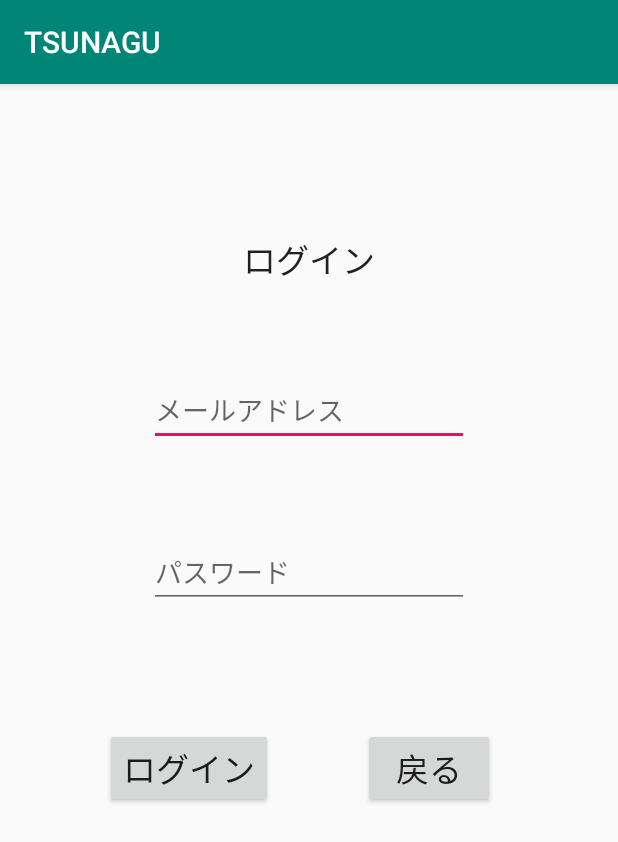
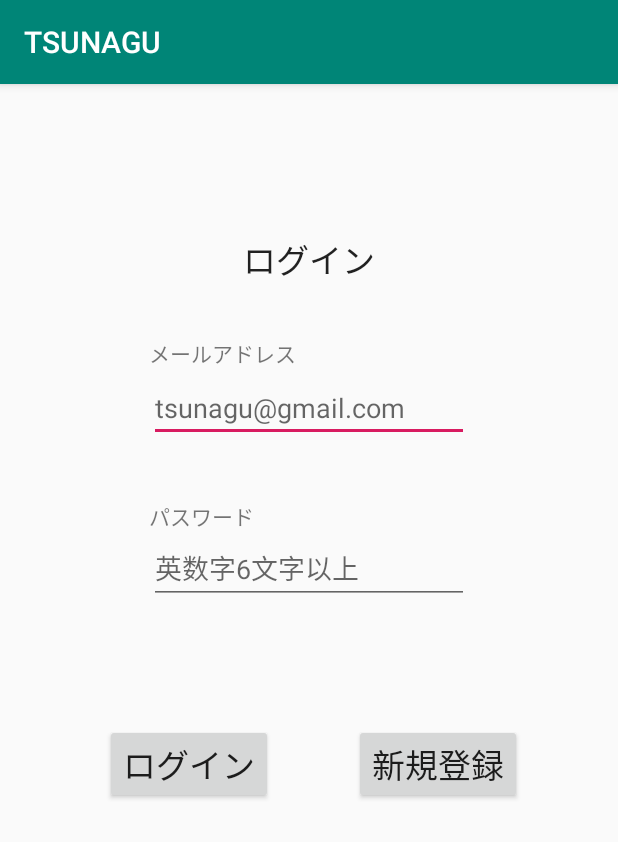
Before and after one commit to mameshiba1995/TSUNAGU, an Android app: the screen it shows after launch (LoginActivity), after a tap on "ログイン", on a phone screen of 412 x 824 dp. Shown: the top 842 px of the screen. Run offline under Robolectric (Android 15) with nearby library versions, the phone set to English and light mode, and no system bars; our stand-ins replace Firebase (no records; nobody signed in at launch, a user with empty details on screens opened directly); libraries missing offline, so code that uses them is left out: io.realm; 4 statements that could not run were skipped.

```diff
--- a/app/src/main/AndroidManifest.xml
+++ b/app/src/main/AndroidManifest.xml
@@ -10,9 +10,10 @@
         android:roundIcon="@mipmap/ic_launcher_round"
         android:supportsRtl="true"
         android:theme="@style/AppTheme">
+        <activity android:name=".MainActivity"></activity>
         <activity android:name=".LoginActivity" />
         <activity android:name=".RegisterActivity" />
-        <activity android:name=".MainActivity">
+        <activity android:name=".TitleActivity">
             <intent-filter>
                 <action android:name="android.intent.action.MAIN" />
 
--- a/app/src/main/java/com/example/yuki/tsunagu/LoginActivity.kt
+++ b/app/src/main/java/com/example/yuki/tsunagu/LoginActivity.kt
@@ -1,53 +1,98 @@
 package com.example.yuki.tsunagu
 
-import android.content.Intent
+
 import androidx.appcompat.app.AppCompatActivity
 import android.os.Bundle
+import android.widget.Button
+import android.widget.EditText
 import android.widget.Toast
-import io.realm.Realm
+import com.google.firebase.auth.FirebaseAuth
 import kotlinx.android.synthetic.main.activity_login.*
-import kotlinx.android.synthetic.main.activity_register.*
+import kotlinx.android.synthetic.main.activity_main.*
 
 class LoginActivity : AppCompatActivity() {
-    //Realm
-    private lateinit var  realm: Realm
+
+    //Firebase
+    private lateinit var auth: FirebaseAuth
 
     override fun onCreate(savedInstanceState: Bundle?) {
         super.onCreate(savedInstanceState)
         setContentView(R.layout.activity_login)
 
-        realm = Realm.getDefaultInstance()
+        auth = FirebaseAuth.getInstance()
 
+        LoginBtn.setOnClickListener {
 
-        LoginBtn.setOnClickListener{
+            val mail = loginMailEdit.text.toString()
+            val pass = loginPassEdit.text.toString()
 
-            var mail: String = ""
-            var pass: String = ""
-            if(!loginMailEdit.text.isNullOrEmpty()){
-                mail = loginMailEdit.text.toString()
+            if(mail.equals("")){
+                Toast.makeText(
+                    baseContext, "メールアドレスを入力してください",
+                    Toast.LENGTH_SHORT
+                ).show()
+            }else if(pass.equals("")) {
+                Toast.makeText(
+                    baseContext, "パスワードを入力してください",
+                    Toast.LENGTH_SHORT
+                ).show()
+            } else {
+
+                auth.signInWithEmailAndPassword(mail, pass)
+                    .addOnCompleteListener(this) { task ->
+                        if (task.isSuccessful) {
+                            Toast.makeText(
+                                baseContext, "ログインしました。",
+                                Toast.LENGTH_SHORT
+                            ).show()
+                        } else {
+                            Toast.makeText(
+                                baseContext, "メールアドレスまたはパスワードが違います。",
+                                Toast.LENGTH_SHORT
+                            ).show()
+                        }
+
+                    }
             }
-            if(!loginPassEdit.text.isNullOrEmpty()){
-                pass = loginPassEdit.text.toString()
-            }
-
-            var user = realm.where(Account::class.java).equalTo("mail", mail).equalTo("pass",pass).findAll()
-
-            if(user.size != 0){
-                //画面遷移
-
-
-            } else {
-                Toast.makeText(applicationContext, "アドレスまたはパスワードが違います。", Toast.LENGTH_SHORT).show()
-            }
-
         }
 
-        ReturnBtn.setOnClickListener{
-            //タイトルへ戻る
-            finish()
+        RegisterBtn.setOnClickListener {
+
+            val mail = loginMailEdit.text.toString()
+            val pass = loginPassEdit.text.toString()
+
+            if(mail.equals("")){
+                Toast.makeText(
+                    baseContext, "メールアドレスを入力してください",
+                    Toast.LENGTH_SHORT
+                ).show()
+            }else if(pass.equals("")) {
+                Toast.makeText(
+                    baseContext, "パスワードを入力してください",
+                    Toast.LENGTH_SHORT
+                ).show()
+            }else if(pass.length <6) {
+                Toast.makeText(
+                    baseContext, "パスワードは6文字以上で入力してください",
+                    Toast.LENGTH_SHORT
+                ).show()
+            } else {
+                auth.createUserWithEmailAndPassword(mail, pass)
+                    .addOnCompleteListener(this) { task ->
+                        if (task.isSuccessful) {
+                            Toast.makeText(
+                                baseContext, "登録しました。",
+                                Toast.LENGTH_SHORT
+                            ).show()
+                        } else {
+                            Toast.makeText(
+                                baseContext, "登録できませんでした。",
+                                Toast.LENGTH_SHORT
+                            ).show()
+                        }
+                    }
+            }
         }
+
     }
-
-
-
 }
--- a/app/src/main/java/com/example/yuki/tsunagu/RegisterActivity.kt
+++ b/app/src/main/java/com/example/yuki/tsunagu/RegisterActivity.kt
@@ -2,10 +2,8 @@ package com.example.yuki.tsunagu
 
 import androidx.appcompat.app.AppCompatActivity
 import android.os.Bundle
-import android.util.Log
 import android.widget.Toast
 import io.realm.Realm
-import io.realm.RealmResults
 import io.realm.kotlin.createObject
 import io.realm.kotlin.where
 import kotlinx.android.synthetic.main.activity_register.*
@@ -22,7 +20,7 @@ class RegisterActivity : AppCompatActivity() {
 
         realm = Realm.getDefaultInstance()
 
-        registerBtn.setOnClickListener{
+        RegisterBtn.setOnClickListener{
             var name: String = ""
             var mail: String = ""
             var pass: String = ""
--- /dev/null
+++ b/app/src/main/java/com/example/yuki/tsunagu/TitleActivity.kt
@@ -0,0 +1,21 @@
+package com.example.yuki.tsunagu
+
+import android.content.Intent
+import androidx.appcompat.app.AppCompatActivity
+import android.os.Bundle
+import kotlinx.android.synthetic.main.activity_main.*
+
+class TitleActivity : AppCompatActivity() {
+
+    override fun onCreate(savedInstanceState: Bundle?) {
+        super.onCreate(savedInstanceState)
+        setContentView(R.layout.activity_title)
+
+        loginBtn.setOnClickListener{
+            //ログインボタン押下
+            val login =  Intent(this, LoginActivity::class.java)
+            startActivity(login)
+        }
+
+    }
+}
--- a/app/src/main/res/layout/activity_login.xml
+++ b/app/src/main/res/layout/activity_login.xml
@@ -23,7 +23,7 @@
         android:layout_height="wrap_content"
         android:layout_marginTop="60dp"
         android:ems="10"
-        android:hint="@string/mail_text"
+        android:hint="tsunagu@gmail.com"
         android:inputType="textEmailAddress"
         app:layout_constraintEnd_toEndOf="parent"
         app:layout_constraintStart_toStartOf="parent"
@@ -35,8 +35,9 @@
         android:layout_height="wrap_content"
         android:layout_marginTop="60dp"
         android:ems="10"
-        android:hint="@string/password_text"
+        android:hint="英数字6文字以上"
         android:inputType="textPassword"
+        android:textAppearance="@style/TextAppearance.AppCompat.Medium"
         app:layout_constraintEnd_toEndOf="parent"
         app:layout_constraintStart_toStartOf="parent"
         app:layout_constraintTop_toBottomOf="@+id/loginMailEdit" />
@@ -53,12 +54,31 @@
         app:layout_constraintTop_toBottomOf="@+id/loginPassEdit" />
 
     <Button
-        android:id="@+id/ReturnBtn"
+        android:id="@+id/RegisterBtn"
         android:layout_width="wrap_content"
         android:layout_height="wrap_content"
         android:layout_marginStart="60dp"
-        android:text="@string/back_text"
+        android:layout_marginEnd="70dp"
+        android:text="@string/createAcount_text"
         android:textAppearance="@style/TextAppearance.AppCompat.Large"
+        app:layout_constraintEnd_toEndOf="parent"
         app:layout_constraintStart_toEndOf="@+id/LoginBtn"
         app:layout_constraintTop_toTopOf="@+id/LoginBtn" />
+
+    <TextView
+        android:id="@+id/mailTextView"
+        android:layout_width="wrap_content"
+        android:layout_height="wrap_content"
+        android:layout_marginBottom="3dp"
+        android:text="@string/mail_text"
+        app:layout_constraintBottom_toTopOf="@+id/loginMailEdit"
+        app:layout_constraintStart_toStartOf="@+id/loginMailEdit" />
+
+    <TextView
+        android:id="@+id/passTextView"
+        android:layout_width="wrap_content"
+        android:layout_height="wrap_content"
+        android:text="@string/password_text"
+        app:layout_constraintBottom_toTopOf="@+id/loginPassEdit"
+        app:layout_constraintStart_toStartOf="@+id/loginPassEdit" />
 </androidx.constraintlayout.widget.ConstraintLayout>
--- a/app/src/main/res/layout/activity_register.xml
+++ b/app/src/main/res/layout/activity_register.xml
@@ -76,7 +76,7 @@
         app:layout_constraintTop_toBottomOf="@+id/passwordView" />
 
     <Button
-        android:id="@+id/registerBtn"
+        android:id="@+id/RegisterBtn"
         android:layout_width="wrap_content"
         android:layout_height="wrap_content"
         android:layout_marginTop="60dp"
@@ -92,7 +92,7 @@
         android:text="@string/back_text"
         android:textAppearance="@style/TextAppearance.AppCompat.Large"
         app:layout_constraintEnd_toEndOf="@+id/passwordEdit"
-        app:layout_constraintTop_toTopOf="@+id/registerBtn" />
+        app:layout_constraintTop_toTopOf="@+id/RegisterBtn" />
 
     <TextView
         android:id="@+id/resultRegistView"
```
Also changed, not shown: app/src/main/res/layout/activity_title.xml (added, +32 -0 lines).
